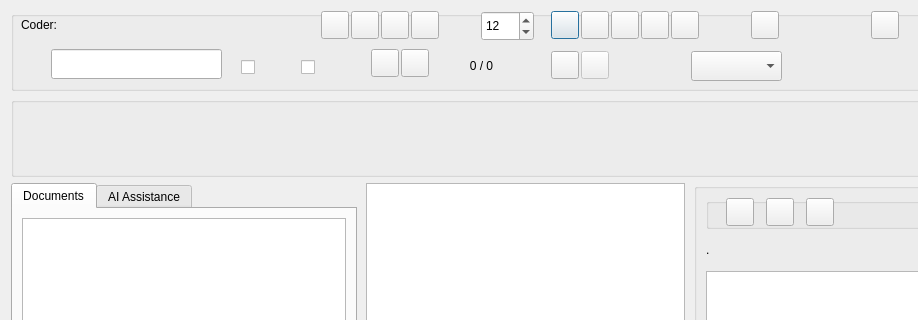
ccbogel/QualCoder, file GUI_UIs/ui_dialog_code_text.ui: the form before one commit; both pictures show x 0 to 918 and y 0 to 320 of the 1054 by 695 pixel window.
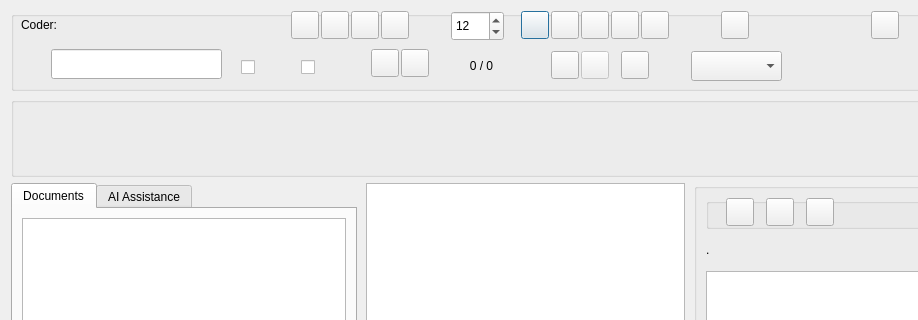
The form after the commit.

Commit message: default new code color button

Patch:
```diff
--- a/GUI_UIs/ui_dialog_code_text.ui
+++ b/GUI_UIs/ui_dialog_code_text.ui
@@ -34,7 +34,7 @@
      <widget class="QPushButton" name="pushButton_auto_code">
       <property name="geometry">
        <rect>
-        <x>540</x>
+        <x>510</x>
         <y>0</y>
         <width>28</width>
         <height>28</height>
@@ -52,7 +52,7 @@
        <rect>
         <x>10</x>
         <y>0</y>
-        <width>281</width>
+        <width>251</width>
         <height>28</height>
        </rect>
       </property>
@@ -223,7 +223,7 @@
      <widget class="QPushButton" name="pushButton_auto_code_frag_this_file">
       <property name="geometry">
        <rect>
-        <x>570</x>
+        <x>540</x>
         <y>0</y>
         <width>28</width>
         <height>28</height>
@@ -239,7 +239,7 @@
      <widget class="QPushButton" name="pushButton_auto_code_frag_all_files">
       <property name="geometry">
        <rect>
-        <x>600</x>
+        <x>570</x>
         <y>0</y>
         <width>28</width>
         <height>28</height>
@@ -255,7 +255,7 @@
      <widget class="QPushButton" name="pushButton_auto_code_undo">
       <property name="geometry">
        <rect>
-        <x>660</x>
+        <x>630</x>
         <y>0</y>
         <width>28</width>
         <height>28</height>
@@ -287,7 +287,7 @@
      <widget class="QPushButton" name="pushButton_annotate">
       <property name="geometry">
        <rect>
-        <x>310</x>
+        <x>280</x>
         <y>0</y>
         <width>28</width>
         <height>28</height>
@@ -303,7 +303,7 @@
      <widget class="QPushButton" name="pushButton_coding_memo">
       <property name="geometry">
        <rect>
-        <x>370</x>
+        <x>340</x>
         <y>0</y>
         <width>28</width>
         <height>28</height>
@@ -319,7 +319,7 @@
      <widget class="QLabel" name="label_font_size">
       <property name="geometry">
        <rect>
-        <x>440</x>
+        <x>410</x>
         <y>2</y>
         <width>24</width>
         <height>24</height>
@@ -344,7 +344,7 @@
      <widget class="QSpinBox" name="spinBox_font_size">
       <property name="geometry">
        <rect>
-        <x>470</x>
+        <x>440</x>
         <y>0</y>
         <width>53</width>
         <height>30</height>
@@ -391,7 +391,7 @@
      <widget class="QPushButton" name="pushButton_auto_code_surround">
       <property name="geometry">
        <rect>
-        <x>630</x>
+        <x>600</x>
         <y>0</y>
         <width>28</width>
         <height>28</height>
@@ -407,7 +407,7 @@
      <widget class="QPushButton" name="pushButton_help">
       <property name="geometry">
        <rect>
-        <x>740</x>
+        <x>710</x>
         <y>0</y>
         <width>28</width>
         <height>28</height>
@@ -423,7 +423,7 @@
      <widget class="QPushButton" name="pushButton_show_memos">
       <property name="geometry">
        <rect>
-        <x>400</x>
+        <x>370</x>
         <y>0</y>
         <width>28</width>
         <height>28</height>
@@ -439,7 +439,7 @@
      <widget class="QPushButton" name="pushButton_show_annotations">
       <property name="geometry">
        <rect>
-        <x>340</x>
+        <x>310</x>
         <y>0</y>
         <width>28</width>
         <height>28</height>
@@ -541,6 +541,22 @@
        <string/>
       </property>
      </widget>
+     <widget class="QPushButton" name="pushButton_default_new_code_color">
+      <property name="geometry">
+       <rect>
+        <x>610</x>
+        <y>40</y>
+        <width>28</width>
+        <height>28</height>
+       </rect>
+      </property>
+      <property name="toolTip">
+       <string>&lt;html&gt;&lt;head/&gt;&lt;body&gt;&lt;p&gt;Set default colour for new codes&lt;/p&gt;&lt;/body&gt;&lt;/html&gt;</string>
+      </property>
+      <property name="text">
+       <string/>
+      </property>
+     </widget>
     </widget>
    </item>
    <item>
```
